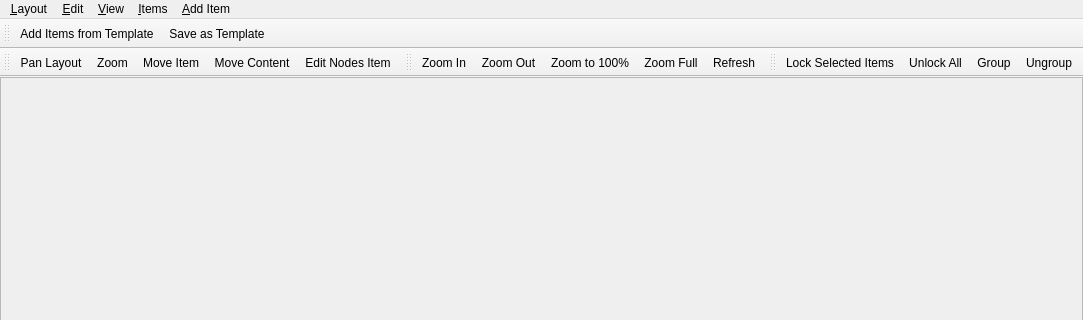
Old version of the form src/ui/layout/qgslayoutdesignerbase.ui in the repository qgis/QGIS; both pictures show x 0 to 1083 and y 0 to 320 of the 1083 by 609 pixel window.
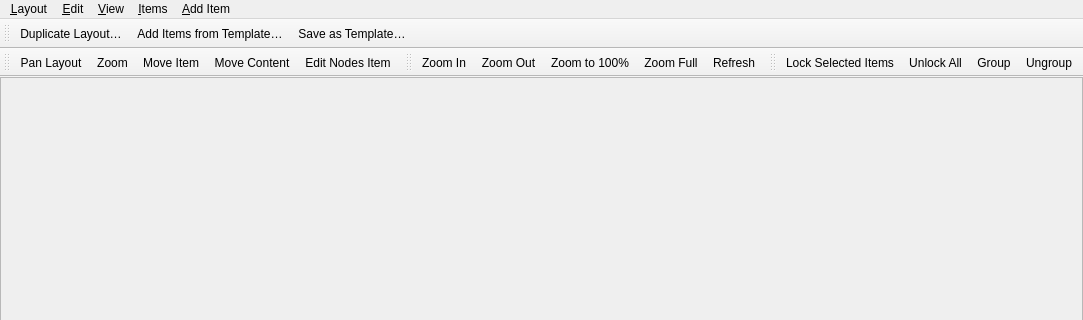
New version of the form. Icons and pictures are not drawn.

Commit message: Port duplicate layout functionality

Diff of the .ui file:
```diff
--- a/src/ui/layout/qgslayoutdesignerbase.ui
+++ b/src/ui/layout/qgslayoutdesignerbase.ui
@@ -62,6 +62,7 @@
    <attribute name="toolBarBreak">
     <bool>false</bool>
    </attribute>
+   <addaction name="mActionDuplicateLayout"/>
    <addaction name="mActionLoadFromTemplate"/>
    <addaction name="mActionSaveAsTemplate"/>
   </widget>
@@ -1068,7 +1069,7 @@
      <normaloff>:/images/themes/default/mActionFileSaveAs.svg</normaloff>:/images/themes/default/mActionFileSaveAs.svg</iconset>
    </property>
    <property name="text">
-    <string>Save as &amp;Template...</string>
+    <string>Save as &amp;Template…</string>
    </property>
    <property name="toolTip">
     <string>Save as template</string>
@@ -1080,12 +1081,24 @@
      <normaloff>:/images/themes/default/mActionFileOpen.svg</normaloff>:/images/themes/default/mActionFileOpen.svg</iconset>
    </property>
    <property name="text">
-    <string>&amp;Add Items from Template...</string>
+    <string>&amp;Add Items from Template…</string>
    </property>
    <property name="toolTip">
     <string>Add items from template</string>
    </property>
   </action>
+  <action name="mActionDuplicateLayout">
+   <property name="icon">
+    <iconset resource="../../../images/images.qrc">
+     <normaloff>:/images/themes/default/mActionDuplicateComposer.svg</normaloff>:/images/themes/default/mActionDuplicateComposer.svg</iconset>
+   </property>
+   <property name="text">
+    <string>&amp;Duplicate Layout…</string>
+   </property>
+   <property name="toolTip">
+    <string>Duplicate layout</string>
+   </property>
+  </action>
  </widget>
  <resources>
   <include location="../../../images/images.qrc"/>
```
Left out of the diff: 2 changed lines with no effect on the pictures. The commit also changes 7 other files.
